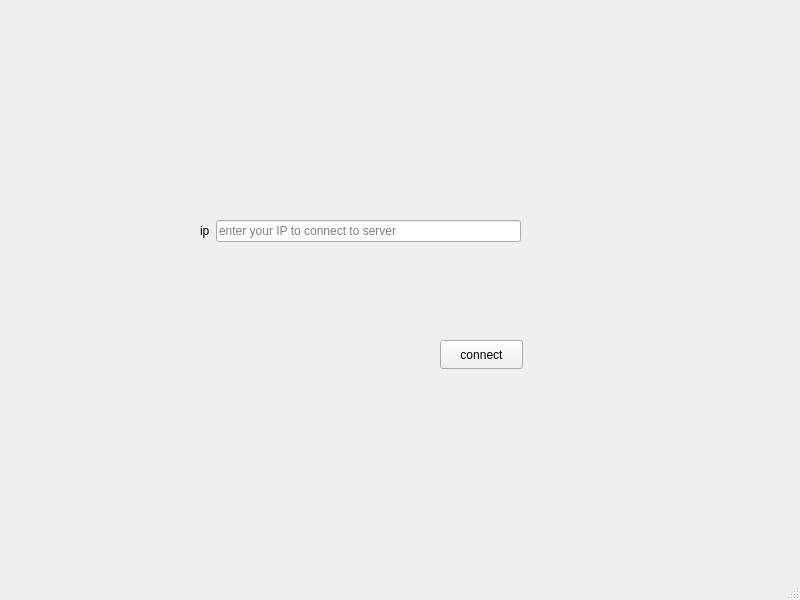
MasihBa/virtual, file client/mainwindow.ui: the form before one commit.
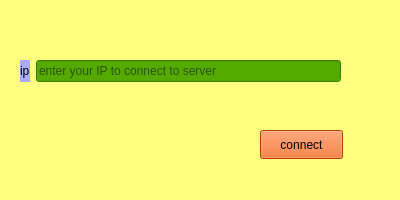
The form after the commit.

Commit message: the mainwindow class was adapted for server

The edit to the form file:
```diff
--- a/client/mainwindow.ui
+++ b/client/mainwindow.ui
@@ -6,23 +6,53 @@
    <rect>
     <x>0</x>
     <y>0</y>
-    <width>800</width>
-    <height>600</height>
+    <width>400</width>
+    <height>200</height>
    </rect>
   </property>
+  <property name="sizePolicy">
+   <sizepolicy hsizetype="Fixed" vsizetype="Fixed">
+    <horstretch>0</horstretch>
+    <verstretch>0</verstretch>
+   </sizepolicy>
+  </property>
+  <property name="minimumSize">
+   <size>
+    <width>400</width>
+    <height>200</height>
+   </size>
+  </property>
+  <property name="maximumSize">
+   <size>
+    <width>400</width>
+    <height>200</height>
+   </size>
+  </property>
   <property name="windowTitle">
    <string>MainWindow</string>
   </property>
+  <property name="styleSheet">
+   <string notr="true">background-color: rgb(255, 255, 127);</string>
+  </property>
   <widget class="QWidget" name="centralwidget">
    <widget class="QPushButton" name="pushButton">
     <property name="geometry">
      <rect>
-      <x>440</x>
-      <y>340</y>
+      <x>260</x>
+      <y>130</y>
       <width>83</width>
       <height>29</height>
      </rect>
     </property>
+    <property name="sizePolicy">
+     <sizepolicy hsizetype="Expanding" vsizetype="Expanding">
+      <horstretch>0</horstretch>
+      <verstretch>0</verstretch>
+     </sizepolicy>
+    </property>
+    <property name="styleSheet">
+     <string notr="true">background-color: rgb(255, 85, 0);</string>
+    </property>
     <property name="text">
      <string>connect</string>
     </property>
@@ -30,8 +60,8 @@
    <widget class="QWidget" name="layoutWidget">
     <property name="geometry">
      <rect>
-      <x>200</x>
-      <y>220</y>
+      <x>20</x>
+      <y>60</y>
       <width>321</width>
       <height>30</height>
      </rect>
@@ -39,6 +69,9 @@
     <layout class="QFormLayout" name="formLayout">
      <item row="0" column="0">
       <widget class="QLabel" name="label">
+       <property name="styleSheet">
+        <string notr="true">background-color: rgb(170, 170, 255);</string>
+       </property>
        <property name="text">
         <string>ip</string>
        </property>
@@ -46,6 +79,9 @@
      </item>
      <item row="0" column="1">
       <widget class="QLineEdit" name="iplineEdit">
+       <property name="styleSheet">
+        <string notr="true">background-color: rgb(85, 170, 0);</string>
+       </property>
        <property name="placeholderText">
         <string>enter your IP to connect to server</string>
        </property>
@@ -54,17 +90,6 @@
     </layout>
    </widget>
   </widget>
-  <widget class="QMenuBar" name="menubar">
-   <property name="geometry">
-    <rect>
-     <x>0</x>
-     <y>0</y>
-     <width>800</width>
-     <height>25</height>
-    </rect>
-   </property>
-  </widget>
-  <widget class="QStatusBar" name="statusbar"/>
  </widget>
  <resources/>
  <connections/>
```
The commit also changes 2 other files.
